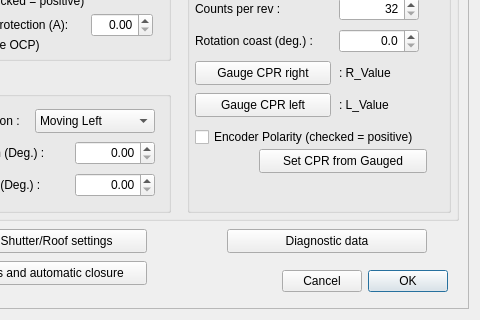
Qt form domepro.ui (rpineau/DomePro) before a commit; both pictures show x 120 to 600 and y 230 to 550 of the 600 by 550 pixel window.
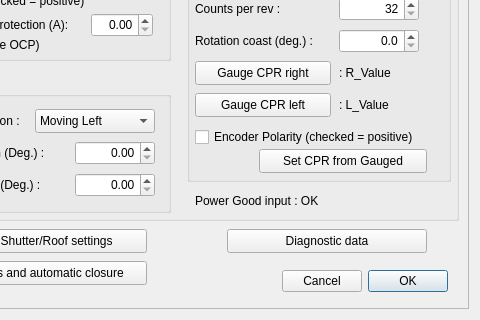
The same form after that commit. Icons and pictures are not drawn. Custom widgets are drawn as their Qt base class.

```diff
--- a/domepro.ui
+++ b/domepro.ui
@@ -67,7 +67,7 @@
          <x>288</x>
          <y>24</y>
          <width>264</width>
-         <height>248</height>
+         <height>217</height>
         </rect>
        </property>
        <property name="title">
@@ -385,6 +385,19 @@
         </property>
        </widget>
       </widget>
+      <widget class="QLabel" name="powerGood">
+       <property name="geometry">
+        <rect>
+         <x>296</x>
+         <y>248</y>
+         <width>232</width>
+         <height>24</height>
+        </rect>
+       </property>
+       <property name="text">
+        <string>Power Good input : OK</string>
+       </property>
+      </widget>
      </widget>
      <widget class="QWidget" name="layoutWidget">
       <property name="geometry">
```
